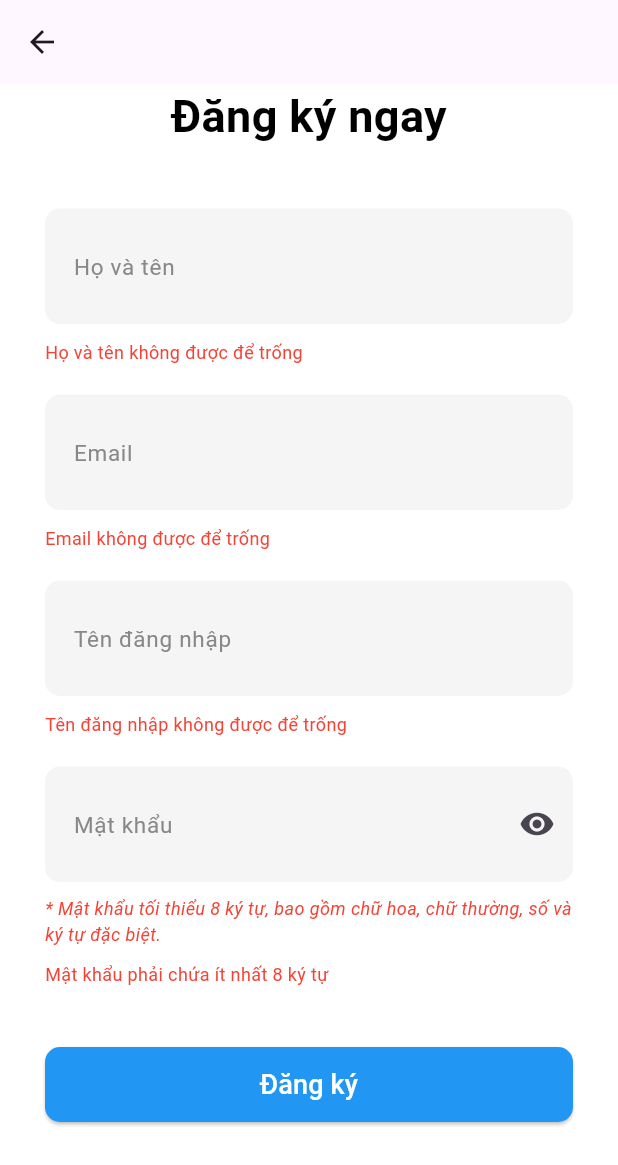
After one commit to tunangoo/viettravel, a Flutter app: the SignupScreen screen opened directly, after a tap on "Đăng ký", on a phone screen of 412 x 824 dp. The commit adds this screen. Shown: the top 1165 px of the screen. Run offline on Flutter 3.47's test engine with Material 3 defaults, Android fonts, the phone set to English and light mode, and no system bars; our stand-ins replace salomon_bottom_bar; missing offline and left inert: iconify_flutter.

Commit message:
add signup screen and update login screen

```diff
--- /dev/null
+++ b/lib/custom_widget/custom_text_field.dart
@@ -0,0 +1,38 @@
+import 'package:flutter/material.dart';
+
+class CustomTextField extends StatelessWidget {
+  final String hintText;
+  final TextEditingController controller;
+  final TextInputType keyboardType;
+
+  const CustomTextField({
+    Key? key,
+    required this.hintText,
+    required this.controller,
+    required this.keyboardType,
+  }) : super(key: key);
+
+  @override
+  Widget build(BuildContext context) {
+    return TextField(
+      controller: controller,
+      keyboardType: keyboardType,
+      style: TextStyle(fontSize: 18, color: Colors.black),
+      decoration: InputDecoration(
+        hintText: hintText,
+        hintStyle: TextStyle(color: Color(0xff888888), fontSize: 15),
+        filled: true,
+        fillColor: Colors.grey[100],
+        contentPadding: EdgeInsets.symmetric(vertical: 25, horizontal: 15),
+        enabledBorder: OutlineInputBorder(
+          borderSide: BorderSide(color: Colors.transparent),
+          borderRadius: BorderRadius.circular(10),
+        ),
+        focusedBorder: OutlineInputBorder(
+          borderSide: BorderSide(color: Colors.transparent),
+          borderRadius: BorderRadius.circular(10),
+        ),
+      ),
+    );
+  }
+}
--- /dev/null
+++ b/lib/custom_widget/long_button.dart
@@ -0,0 +1,33 @@
+import 'package:flutter/material.dart';
+
+class LongButton extends StatelessWidget {
+  final String buttonName;
+  final VoidCallback onPressed;
+
+  const LongButton({
+    Key? key,
+    required this.buttonName,
+    required this.onPressed,
+  }) : super(key: key);
+
+  @override
+  Widget build(BuildContext context) {
+    return SizedBox(
+      width: double.infinity,
+      height: 50,
+      child: ElevatedButton(
+        onPressed: onPressed,
+        style: ElevatedButton.styleFrom(
+          backgroundColor: Colors.blue,
+          shape: RoundedRectangleBorder(
+            borderRadius: BorderRadius.circular(10),
+          ),
+        ),
+        child: Text(
+          buttonName,
+          style: TextStyle(fontSize: 18, color: Colors.white),
+        ),
+      ),
+    );
+  }
+}
--- /dev/null
+++ b/lib/custom_widget/password_field.dart
@@ -0,0 +1,52 @@
+import 'package:flutter/material.dart';
+
+class PasswordField extends StatelessWidget {
+  final String hintText;
+  final bool obscureText;
+  final TextEditingController controller;
+  final TextInputType keyboardType;
+  final VoidCallback toggleObscureText;
+
+  const PasswordField({
+    Key? key,
+    required this.hintText,
+    required this.obscureText,
+    required this.controller,
+    required this.keyboardType,
+    required this.toggleObscureText,
+  }) : super(key: key);
+
+  @override
+  Widget build(BuildContext context) {
+    return TextField(
+      controller: controller,
+      keyboardType: keyboardType,
+      obscureText: obscureText,
+      style: TextStyle(fontSize: 18, color: Colors.black),
+      decoration: InputDecoration(
+        hintText: hintText,
+        hintStyle: TextStyle(color: Color(0xff888888), fontSize: 15),
+        filled: true,
+        fillColor: Colors.grey[100],
+        contentPadding: EdgeInsets.symmetric(vertical: 25, horizontal: 15),
+        enabledBorder: OutlineInputBorder(
+          borderSide: BorderSide(color: Colors.transparent),
+          borderRadius: BorderRadius.circular(10),
+        ),
+        focusedBorder: OutlineInputBorder(
+          borderSide: BorderSide(color: Colors.transparent),
+          borderRadius: BorderRadius.circular(10),
+        ),
+        suffixIcon: obscureText
+            ? IconButton(
+          icon: Icon(Icons.visibility),
+          onPressed: toggleObscureText,
+        )
+            : IconButton(
+          icon: Icon(Icons.visibility_off),
+          onPressed: toggleObscureText,
+        ),
+      ),
+    );
+  }
+}
--- /dev/null
+++ b/lib/helper/validate.dart
@@ -0,0 +1,35 @@
+String validatePassword(String value) {
+  if (value.length < 8) {
+    return 'Mật khẩu phải chứa ít nhất 8 ký tự';
+  }
+  if (!value.contains(RegExp(r'[A-Z]'))) {
+    return 'Mật khẩu phải chứa ít nhất một chữ hoa';
+  }
+  if (!value.contains(RegExp(r'[a-z]'))) {
+    return 'Mật khẩu phải chứa ít nhất một chữ thường';
+  }
+  if (!value.contains(RegExp(r'[0-9]'))) {
+    return 'Mật khẩu phải chứa ít nhất một số';
+  }
+  if (!value.contains(RegExp(r'[!@#$%^&*(),.?":{}|<>]'))) {
+    return 'Mật khẩu phải chứa ít nhất một ký tự đặc biệt';
+  }
+  return '';
+}
+
+String validateUsername(String value) {
+  if (value.isEmpty == true || value == '') {
+    return 'Tên đăng nhập không được để trống';
+  }
+  if (value.contains(' ')) {
+    return 'Tên đăng nhập không được chứa khoảng trắng';
+  }
+  return '';
+}
+
+bool validateTextField(String value) {
+  if (value.isEmpty == true || value == '') {
+    return false;
+  }
+  return true;
+}
--- a/lib/screen/login_screen.dart
+++ b/lib/screen/login_screen.dart
@@ -4,6 +4,7 @@ import 'package:flutter/material.dart';
 import 'package:viettravel/constant/app_constant.dart';
 import 'package:iconify_flutter/iconify_flutter.dart';
 import 'package:iconify_flutter/icons/ri.dart';
+import 'package:viettravel/screen/signup_screen.dart';
 
 class LoginScreen extends StatefulWidget {
   @override
@@ -11,18 +12,17 @@ class LoginScreen extends StatefulWidget {
 }
 
 class _LoginScreenState extends State<LoginScreen> {
-  var obscureText = true;
+  var _obscureText = true;
 
   void toggleObscureText() {
     setState(() {
-      obscureText = !obscureText;
+      _obscureText = !_obscureText;
     });
   }
 
   @override
   Widget build(BuildContext context) {
-    return MaterialApp(
-      home: Scaffold(
+    return Scaffold(
       body: Container(
         padding: const EdgeInsets.only(left: 30, right: 30),
         constraints: const BoxConstraints.expand(),
@@ -67,7 +67,7 @@ class _LoginScreenState extends State<LoginScreen> {
                   padding: const EdgeInsets.only(bottom: 9),
                   child: TextField(
                     style: TextStyle(fontSize: 18, color: Colors.black),
-                      obscureText: obscureText,
+                    obscureText: _obscureText,
                     decoration: InputDecoration(
                       hintText: "Mật khẩu",
                       hintStyle: TextStyle(color: Color(0xff888888), fontSize: 15),
@@ -89,7 +89,7 @@ class _LoginScreenState extends State<LoginScreen> {
                   right: 0,
                   bottom: 20,
                   child: IconButton(
-                      icon: Icon(obscureText ? Icons.visibility_off : Icons.visibility),
+                    icon: Icon(_obscureText ? Icons.visibility_off : Icons.visibility),
                     onPressed: toggleObscureText,
                   ),
                 )
@@ -147,7 +147,28 @@ class _LoginScreenState extends State<LoginScreen> {
                 ),
                 GestureDetector(
                   onTap: () {
-                      // Xử lý khi người dùng nhấn vào liên kết "Đăng ký ngay"
+                    print("da nhan dang ky ngay");
+                    Navigator.push(
+                      context,
+                      PageRouteBuilder(
+                        transitionDuration: Duration(milliseconds: 500),
+                        pageBuilder: (context, animation, secondaryAnimation) {
+                          return SignupScreen();
+                        },
+                        transitionsBuilder: (context, animation, secondaryAnimation, child) {
+                          const begin = Offset(1.0, 0.0);
+                          const end = Offset.zero;
+                          const curve = Curves.ease;
+
+                          var tween = Tween(begin: begin, end: end).chain(CurveTween(curve: curve));
+
+                          return SlideTransition(
+                            position: animation.drive(tween),
+                            child: child,
+                          );
+                        },
+                      ),
+                    );
                   },
                   child: Text(
                     'Đăng ký ngay',
@@ -218,7 +239,6 @@ class _LoginScreenState extends State<LoginScreen> {
           ],
         ),
       ),
-      ),
     );
   }
 }
--- /dev/null
+++ b/lib/screen/signup_screen.dart
@@ -0,0 +1,192 @@
+// ignore_for_file: prefer_const_constructors
+
+import 'package:flutter/material.dart';
+import 'package:viettravel/custom_widget/custom_text_field.dart';
+import 'package:viettravel/custom_widget/password_field.dart';
+import 'package:viettravel/custom_widget/long_button.dart';
+import 'package:viettravel/helper/validate.dart';
+
+class SignupScreen extends StatefulWidget {
+  @override
+  _SignupScreenState createState() => _SignupScreenState();
+}
+
+class _SignupScreenState extends State<SignupScreen> {
+  var _obscureText = true;
+  TextEditingController _fullNameController = TextEditingController();
+  TextEditingController _emailController = TextEditingController();
+  TextEditingController _usernameController = TextEditingController();
+  TextEditingController _passwordController = TextEditingController();
+  String _fullNameError = '';
+  String _emailError = '';
+  String _usernameError = '';
+  String _passwordError = '';
+
+  void toggleObscureText() {
+    setState(() {
+      _obscureText = !_obscureText;
+    });
+  }
+
+  @override
+  Widget build(BuildContext context) {
+    return Scaffold(
+      appBar: AppBar(
+      ),
+      body: Container(
+        padding: const EdgeInsets.only(left: 30, right: 30),
+        constraints: const BoxConstraints.expand(),
+        color: Colors.white,
+        child: Column(
+          children: <Widget>[
+            Padding(
+              padding: const EdgeInsets.only(bottom: 40),
+              child: Text(
+                'Đăng ký ngay',
+                style: TextStyle(
+                  fontWeight: FontWeight.bold,
+                  color: Colors.black,
+                  fontSize: 30,
+                ),
+              ),
+            ),
+            Padding(
+              padding: const EdgeInsets.only(bottom: 10),
+              child: CustomTextField(
+                  hintText: 'Họ và tên',
+                  controller: _fullNameController,
+                  keyboardType: TextInputType.text,
+              ),
+            ),
+            if (_fullNameError.isNotEmpty)
+              Padding(
+                padding: const EdgeInsets.only(bottom: 10),
+                child: Align(
+                  alignment: Alignment.centerLeft,
+                  child: Text(
+                    _fullNameError,
+                    style: TextStyle(
+                      color: Colors.red,
+                      fontSize: 12,
+                    ),
+                  ),
+                ),
+              ),
+            Padding(
+              padding: const EdgeInsets.only(top: 10, bottom: 10),
+              child: CustomTextField(
+                hintText: 'Email',
+                controller: _emailController,
+                keyboardType: TextInputType.text,
+              ),
+            ),
+            if (_emailError.isNotEmpty)
+              Padding(
+                padding: const EdgeInsets.only(bottom: 10),
+                child: Align(
+                  alignment: Alignment.centerLeft,
+                  child: Text(
+                    _emailError,
+                    style: TextStyle(
+                      color: Colors.red,
+                      fontSize: 12,
+                    ),
+                  ),
+                ),
+              ),
+            Padding(
+              padding: const EdgeInsets.only(top: 10, bottom: 10),
+              child: CustomTextField(
+                hintText: 'Tên đăng nhập',
+                controller: _usernameController,
+                keyboardType: TextInputType.text,
+              ),
+            ),
+            if (_usernameError.isNotEmpty)
+              Padding(
+                padding: const EdgeInsets.only(bottom: 10),
+                child: Align(
+                  alignment: Alignment.centerLeft,
+                  child: Text(
+                    _usernameError,
+                    style: TextStyle(
+                      color: Colors.red,
+                      fontSize: 12,
+                    ),
+                  ),
+                ),
+              ),
+            Stack(
+              children: <Widget>[
+                Padding(
+                  padding: const EdgeInsets.only(top: 10, bottom: 9),
+                  child: PasswordField(
+                    hintText: 'Mật khẩu',
+                    obscureText: _obscureText,
+                    controller: _passwordController,
+                    keyboardType: TextInputType.text,
+                    toggleObscureText: toggleObscureText,
+                  ),
+                ),
+              ],
+            ),
+            Padding(
+              padding: const EdgeInsets.only(bottom: 10),
+              child: Align(
+                alignment: Alignment.centerLeft,
+                child: Text(
+                  '* Mật khẩu tối thiểu 8 ký tự, bao gồm chữ hoa, chữ thường, số và ký tự đặc biệt.',
+                  style: TextStyle(
+                    color: Colors.red,
+                    fontSize: 12,
+                    fontStyle: FontStyle.italic,
+                  ),
+                ),
+              ),
+            ),
+            if (_passwordError.isNotEmpty)
+              Padding(
+                padding: const EdgeInsets.only(bottom: 40),
+                child: Align(
+                  alignment: Alignment.centerLeft,
+                  child: Text(
+                    _passwordError,
+                    style: TextStyle(
+                      color: Colors.red,
+                      fontSize: 12,
+                    ),
+                  ),
+                ),
+              ),
+            Padding(
+              padding: const EdgeInsets.only(bottom: 40),
+              child: LongButton(
+                buttonName: 'Đăng ký',
+                onPressed: () {
+                  setState(() {
+                    if(!validateTextField(_fullNameController.text)) {
+                      _fullNameError = 'Họ và tên không được để trống';
+                    } else {
+                      _fullNameError = '';
+                    }
+                    if(!validateTextField(_emailController.text)) {
+                      _emailError = 'Email không được để trống';
+                    } else {
+                      _emailError = '';
+                    }
+                    _usernameError = validateUsername(_usernameController.text);
+                    _passwordError = validatePassword(_passwordController.text);
+                  });
+                  if(_fullNameError.isEmpty && _emailError.isEmpty
+                      && _usernameError.isEmpty && _passwordError.isEmpty) {
+                    print("call api");
+                  }
+                },
+              )
+            ),
+          ],
+        ),
+      ),
+    );
+  }
+}
```
Lines whose indentation alone changed are shown as unchanged.
